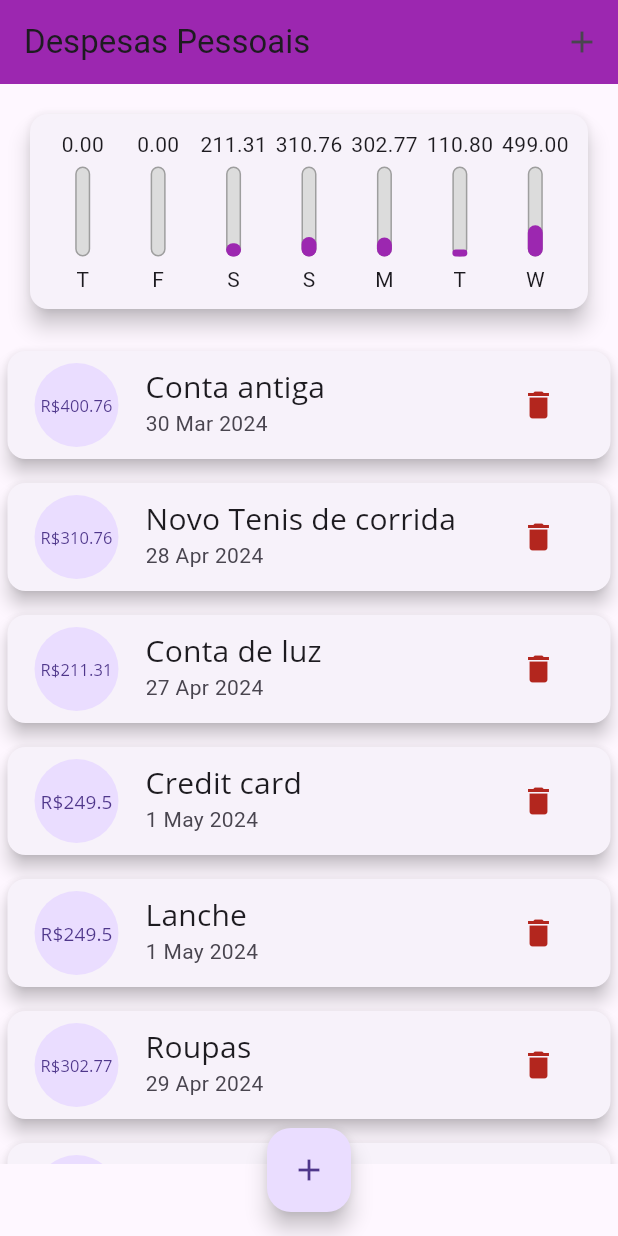
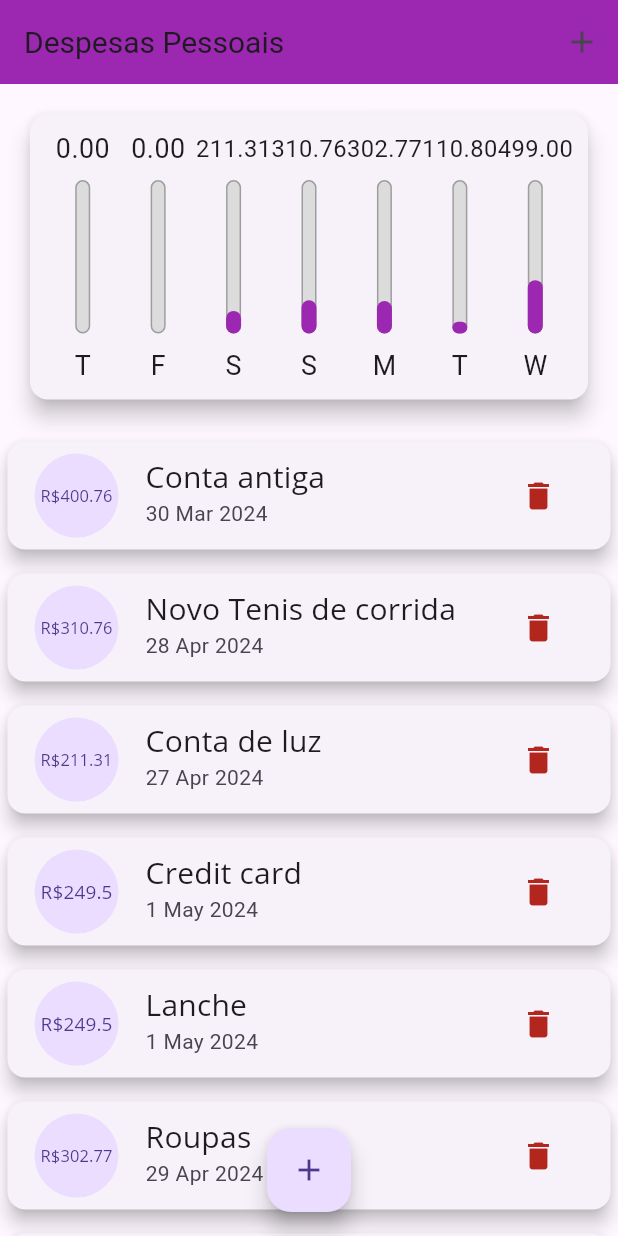
Before and after one commit to Junior580/personalExpensesApp, a Flutter app: the screen it shows after launch, on a phone screen of 412 x 824 dp. Run offline on Flutter 3.47's test engine with Material 3 defaults, Android fonts, the phone set to English and light mode, and no system bars.

Commit message:
feat: media query responsive desingon main.dart

```diff
--- a/lib/components/chart_bar.dart
+++ b/lib/components/chart_bar.dart
@@ -14,17 +14,16 @@ class ChartBar extends StatelessWidget {
 
   @override
   Widget build(BuildContext context) {
+    return LayoutBuilder(builder: (ctx, constraints) {
       return Column(
         children: <Widget>[
           SizedBox(
-          height: 20,
-          child: FittedBox(
-            child: Text(value.toStringAsFixed(2)),
+            height: constraints.maxHeight * 0.15,
+            child: FittedBox(child: Text(value.toStringAsFixed(2))),
           ),
-        ),
-        const SizedBox(height: 5),
+          SizedBox(height: constraints.maxHeight * 0.05),
           SizedBox(
-          height: 60,
+            height: constraints.maxHeight * 0.6,
             width: 10,
             child: Stack(
               alignment: Alignment.bottomCenter,
@@ -49,9 +48,12 @@ class ChartBar extends StatelessWidget {
               ],
             ),
           ),
-        const SizedBox(height: 5),
-        Text(label)
+          SizedBox(height: constraints.maxHeight * 0.05),
+          SizedBox(
+              height: constraints.maxHeight * 0.15,
+              child: FittedBox(child: Text(label)))
         ],
       );
+    });
   }
 }
--- a/lib/components/transaction_list.dart
+++ b/lib/components/transaction_list.dart
@@ -14,9 +14,7 @@ class TransactionList extends StatelessWidget {
 
   @override
   Widget build(BuildContext context) {
-    return SizedBox(
-      height: 550,
-      child: transactions.isEmpty
+    return transactions.isEmpty
         ? Column(
             children: [
               const SizedBox(
@@ -44,8 +42,7 @@ class TransactionList extends StatelessWidget {
               final tr = transactions[index];
               return Card(
                 elevation: 5,
-                  margin:
-                      const EdgeInsets.symmetric(vertical: 8, horizontal: 5),
+                margin: const EdgeInsets.symmetric(vertical: 8, horizontal: 5),
                 child: ListTile(
                   leading: CircleAvatar(
                     radius: 30,
@@ -71,7 +68,6 @@ class TransactionList extends StatelessWidget {
                 ),
               );
             },
-            ),
           );
   }
 }
--- a/lib/main.dart
+++ b/lib/main.dart
@@ -119,23 +119,39 @@ class _HomePageState extends State<HomePage> {
 
   @override
   Widget build(BuildContext context) {
-    return Scaffold(
-      appBar: AppBar(
+    final appBar = AppBar(
       backgroundColor: Theme.of(context).primaryColor,
-        title: const Text('Despesas Pessoais'),
+      title: Text(
+        'Despesas Pessoais',
+        style: TextStyle(
+          fontSize: 20 * MediaQuery.textScalerOf(context).scale(1),
+        ),
+      ),
       actions: [
         IconButton(
             onPressed: () => _openTransactionFormModal(context),
             icon: const Icon(Icons.add))
       ],
-      ),
+    );
+
+    final availableHeight = MediaQuery.of(context).size.height -
+        appBar.preferredSize.height -
+        MediaQuery.of(context).padding.top;
+
+    return Scaffold(
+      appBar: appBar,
       body: SingleChildScrollView(
         child: Column(
           crossAxisAlignment: CrossAxisAlignment.stretch,
           children: <Widget>[
-            Chart(recentTransaction: _recentTransactions),
-            TransactionList(
+            SizedBox(
+                height: availableHeight * 0.3,
+                child: Chart(recentTransaction: _recentTransactions)),
+            SizedBox(
+              height: availableHeight * 0.7,
+              child: TransactionList(
                   transactions: _transactions, onRemove: _deleteTransaction),
+            ),
           ],
         ),
       ),
```
Lines whose indentation alone changed are shown as unchanged.
